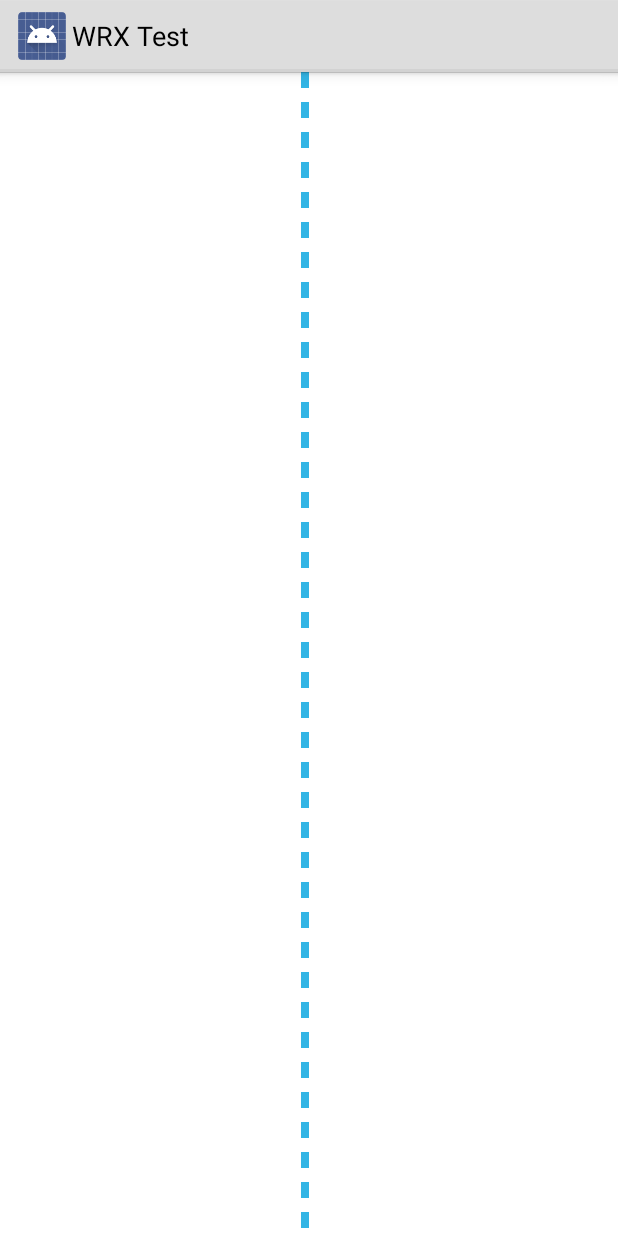
After one commit to wuruixiong/MyTestDemoList, an Android app: the MixViewEfActivity screen opened directly, with no data from a screen before it, on a phone screen of 412 x 824 dp. The commit adds this screen. Run offline under Robolectric (Android 15) with nearby library versions, the phone set to English and light mode, and no system bars.

Commit message:
add MaskActivity and MixViewEfActivity

```diff
--- a/app/src/main/AndroidManifest.xml
+++ b/app/src/main/AndroidManifest.xml
@@ -44,6 +44,8 @@
             />
         <activity android:name=".TextBeMaskActivity"
             />
+        <activity android:name=".MixViewEfActivity" />
+
 
     </application>
 
--- /dev/null
+++ b/app/src/main/java/com/wrx/mytest/MixViewEfActivity.java
@@ -0,0 +1,20 @@
+package com.wrx.mytest;
+
+import android.app.Activity;
+import android.os.Bundle;
+
+/**
+ * Created by zhuanfa on 2017/8/8.
+ */
+
+public class MixViewEfActivity extends Activity{
+
+
+    @Override
+    protected void onCreate(Bundle savedInstanceState) {
+        super.onCreate(savedInstanceState);
+        setContentView(R.layout.activity_mix_ef_layout);
+    }
+
+
+}
--- /dev/null
+++ b/app/src/main/java/com/wrx/mytest/view/DottedLine.java
@@ -0,0 +1,77 @@
+package com.wrx.mytest.view;
+
+/**
+ * Created by zhuanfa on 2017/8/8.
+ */
+
+import android.annotation.TargetApi;
+import android.content.Context;
+import android.content.res.Resources;
+import android.graphics.Canvas;
+import android.graphics.Paint;
+import android.graphics.Path;
+import android.graphics.PathDashPathEffect;
+import android.util.AttributeSet;
+import android.view.View;
+
+import com.wrx.mytest.R;
+
+import static android.os.Build.VERSION;
+import static android.os.Build.VERSION_CODES;
+
+
+public class DottedLine extends View {
+
+    private Paint mPaint;
+
+    public DottedLine(Context context) {
+        super(context);
+        init();
+    }
+
+    public DottedLine(Context context, AttributeSet attrs) {
+        super(context, attrs);
+        init();
+    }
+
+    public DottedLine(Context context, AttributeSet attrs, int defStyleAttr) {
+        super(context, attrs, defStyleAttr);
+        init();
+    }
+
+    @TargetApi(VERSION_CODES.LOLLIPOP)
+    public DottedLine(Context context, AttributeSet attrs, int defStyleAttr, int defStyleRes) {
+        super(context, attrs, defStyleAttr, defStyleRes);
+        init();
+    }
+
+    private void init() {
+        Resources res = getResources();
+        mPaint = new Paint();
+
+        mPaint.setColor(res.getColor(android.R.color.holo_blue_light));
+        int size = res.getDimensionPixelSize(R.dimen.divider_size_vert);
+        int gap = res.getDimensionPixelSize(R.dimen.divider_gap_vert);
+        mPaint.setStyle(Paint.Style.FILL);
+
+        // To get actually round dots, we define a circle...
+        Path path = new Path();
+        //TODO:addCircle can draw Circle Dotted Line
+        //path.addCircle(0, 0, size, Path.Direction.CW);
+
+        path.addRect(0, 0, size*2, size, Path.Direction.CW);
+        // ...and use the path with the circle as our path effect
+        mPaint.setPathEffect(new PathDashPathEffect(path, gap, 0, PathDashPathEffect.Style.ROTATE));
+
+        // If we don't render in software mode, the dotted line becomes a solid line.
+        if (VERSION.SDK_INT >= VERSION_CODES.HONEYCOMB) {
+            setLayerType(View.LAYER_TYPE_SOFTWARE, null);
+        }
+    }
+
+    @Override
+    protected void onDraw(Canvas canvas) {
+        super.onDraw(canvas);
+        canvas.drawLine(getWidth() / 2, 0, getWidth() / 2, getHeight(), mPaint);
+    }
+}
--- /dev/null
+++ b/app/src/main/res/layout/activity_mix_ef_layout.xml
@@ -0,0 +1,13 @@
+<?xml version="1.0" encoding="utf-8"?>
+<LinearLayout xmlns:android="http://schemas.android.com/apk/res/android"
+    android:orientation="vertical" android:layout_width="match_parent"
+    android:layout_height="match_parent">
+
+
+    <com.wrx.mytest.view.DottedLine
+        android:layout_width="match_parent"
+        android:layout_height="match_parent"
+        android:background="@android:color/white"
+        />
+
+</LinearLayout>
--- a/app/src/main/res/values/template-dimens.xml
+++ b/app/src/main/res/values/template-dimens.xml
@@ -29,4 +29,8 @@
     <dimen name="horizontal_page_margin">@dimen/margin_medium</dimen>
     <dimen name="vertical_page_margin">@dimen/margin_medium</dimen>
 
+
+    <dimen name="divider_size_vert">5dp</dimen>
+    <dimen name="divider_gap_vert">20dp</dimen>
+
 </resources>
```
Also changed, not shown: app/src/main/java/com/wrx/mytest/MainActivity.java (+6 -2 lines), app/src/main/res/layout/activity_test.xml (line endings or trailing spaces).
